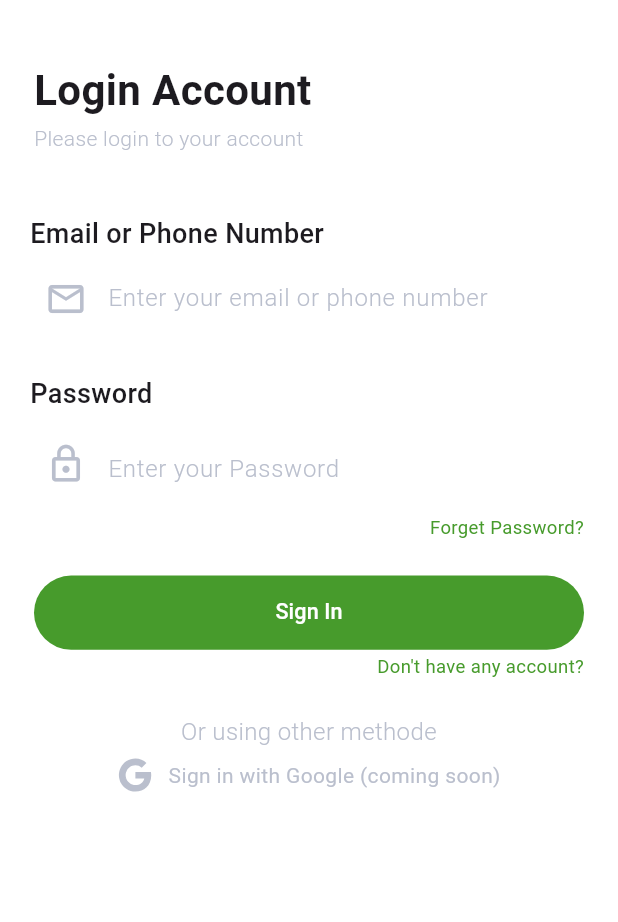
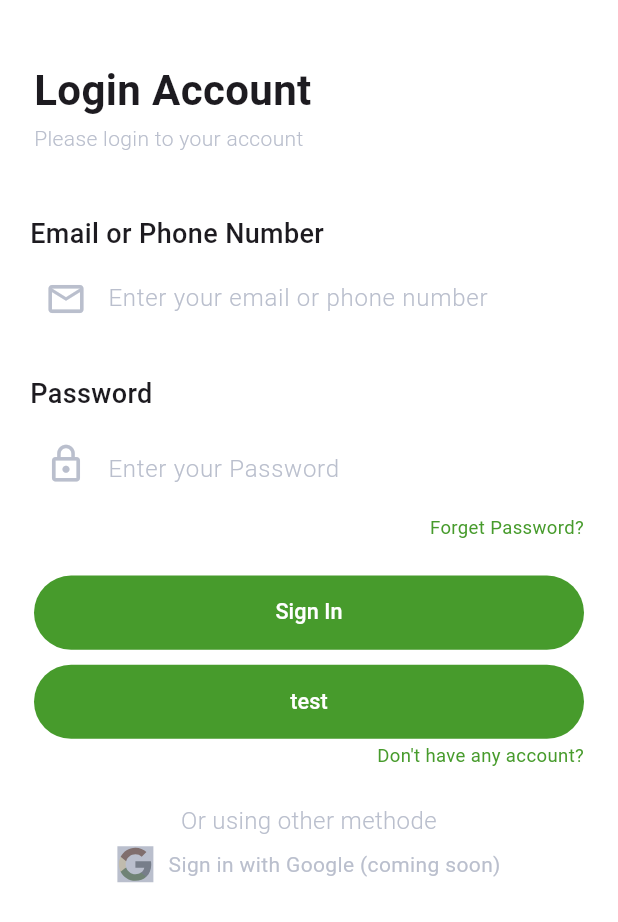
Before and after one commit to mortezanazari-hub/emendo_flutter, a Flutter app: the LoginScreen screen opened directly, on a phone screen of 412 x 824 dp. Shown: the top 922 px of the screen. Run offline on Flutter 3.47's test engine with Material 3 defaults, Android fonts, the phone set to English and light mode, and no system bars; our stand-ins replace bloc, dio, equatable, flutter_bloc, flutter_svg, get_it and 3 more; accounts and stored records are empty.

Commit message:
last small fix

```diff
--- a/lib/core/utils/get_api_token.dart
+++ b/lib/core/utils/get_api_token.dart
@@ -6,9 +6,3 @@ class GetApiToken {
     return prefs.getString('api_token');
   }
 }
-// class SetPrefs {
-//   static Future<T> call(String) async{
-//     final prefs = await SharedPreferences.getInstance();
-//     return prefs.
-//   }
-// }
--- a/lib/features/auth_feature/presentation/pages/login_screen.dart
+++ b/lib/features/auth_feature/presentation/pages/login_screen.dart
@@ -27,8 +27,8 @@ class LoginScreen extends StatelessWidget {
       child: Builder(builder: (context) {
         TextEditingController emailController = TextEditingController();
         TextEditingController passwordController = TextEditingController();
-        return BlocListener<AuthBloc,AuthState>(
-          listener: (context,state){
+        return BlocListener<AuthBloc, AuthState>(
+          listener: (context, state) {
             print(state.toString());
             if (state is UnauthenticatedState) {
               Navigator.of(context).pushReplacement(MaterialPageRoute(
@@ -45,7 +45,6 @@ class LoginScreen extends StatelessWidget {
             body: BlocListener<LoginCubit, LoginState>(
               listener: (context, state) {
                 if (state is LoginSuccess) {
-
                   //todo: delete this line
                   if (kDebugMode) {
                     Future.delayed(const Duration(seconds: 1), () {
@@ -54,7 +53,7 @@ class LoginScreen extends StatelessWidget {
                   }
 
                   ScaffoldMessenger.of(context).showSnackBar(
-                     SnackBar(content: Text(state.loginEntity.data)),
+                    SnackBar(content: Text(state.loginEntity.data)),
                   );
                 } else if (state is LoginError) {
                   //todo: delete this line
@@ -65,7 +64,8 @@ class LoginScreen extends StatelessWidget {
                   }
 
                   ScaffoldMessenger.of(context).showSnackBar(
-                    SnackBar(content: Text(state.loginEntity.success.toString())),
+                    SnackBar(
+                        content: Text(state.loginEntity.success.toString())),
                   );
                 }
               },
@@ -137,6 +137,18 @@ class LoginScreen extends StatelessWidget {
                                 );
                           },
                         ),
+                        const SizedBox(
+                          height: 10,
+                        ),
+                        AppButton(
+                            text: "test",
+                            onPressed: () {
+                              ScaffoldMessenger.of(context).showSnackBar(
+                                SnackBar(
+                                    content: Text(
+                                        "apiToken is: ${AppConst.apiToken}")),
+                              );
+                            }),
                         SizedBox(height: AppConst.standardPadding * 0.1),
                         Padding(
                           padding:
@@ -149,7 +161,8 @@ class LoginScreen extends StatelessWidget {
                                 onPressed: () {
                                   Navigator.of(context)
                                       .pushReplacement(MaterialPageRoute(
-                                    builder: (context) => const RegisterScreen(),
+                                    builder: (context) =>
+                                        const RegisterScreen(),
                                   ));
                                 },
                               ),
@@ -175,7 +188,9 @@ class LoginScreen extends StatelessWidget {
                             // const Spacer(),
                             SvgPicture.asset(
                               "lib/core/resources/svg/Google_G_logo.svg",
-                              color: AppConst.disabledColor,
+                              colorFilter: const ColorFilter.mode(
+                                  AppConst.disabledColor, BlendMode.saturation),
+                              // color: AppConst.disabledColor,
                             ),
                             const SizedBox(width: 10),
                             GestureDetector(
```
